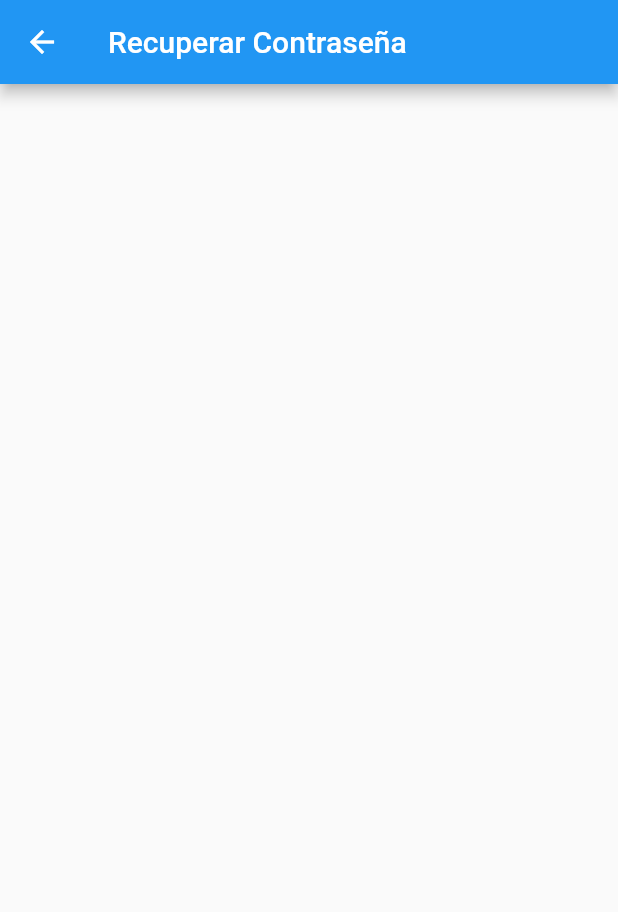
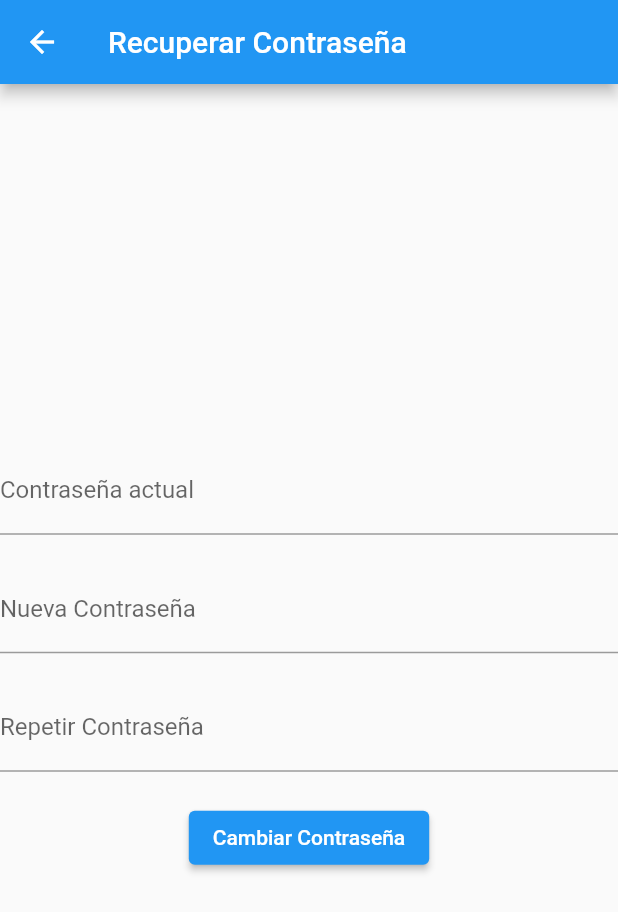
Before and after one commit to atalasluis/examen_Pro_movil, a Flutter app: the RecoverPasswordScreen screen opened by its route, on a phone screen of 412 x 824 dp. Shown: the top 912 px of the screen. Run offline on Flutter 3.47's test engine with Material 2 defaults, Android fonts, the phone set to English and light mode, and no system bars.

Commit message:
Recover Password Screen

```diff
--- a/lib/password.dart
+++ b/lib/password.dart
@@ -10,9 +10,31 @@ class RecoverPasswordScreen extends StatelessWidget {
       body: Center(
         child: Column(
           mainAxisAlignment: MainAxisAlignment.center,
-          children: [
+          children: <Widget>[
             // Campos para contraseña actual, nueva contraseña y repetir contraseña
+            TextField(
+              decoration: InputDecoration(
+                labelText: 'Contraseña actual',
+              ),
+            ),
+            SizedBox(height: 20),
+            TextField(
+              decoration: InputDecoration(
+                labelText: 'Nueva Contraseña',
+              ),
+            ),
+            SizedBox(height: 20),
+            TextField(
+              decoration: InputDecoration(
+                labelText: 'Repetir Contraseña',
+              ),
+            ),
+            SizedBox(height: 20),
             // Botón para realizar el cambio de contraseña
+            ElevatedButton(
+              onPressed: () {},
+              child: Text('Cambiar Contraseña'),
+            ),
           ],
         ),
       ),
```
